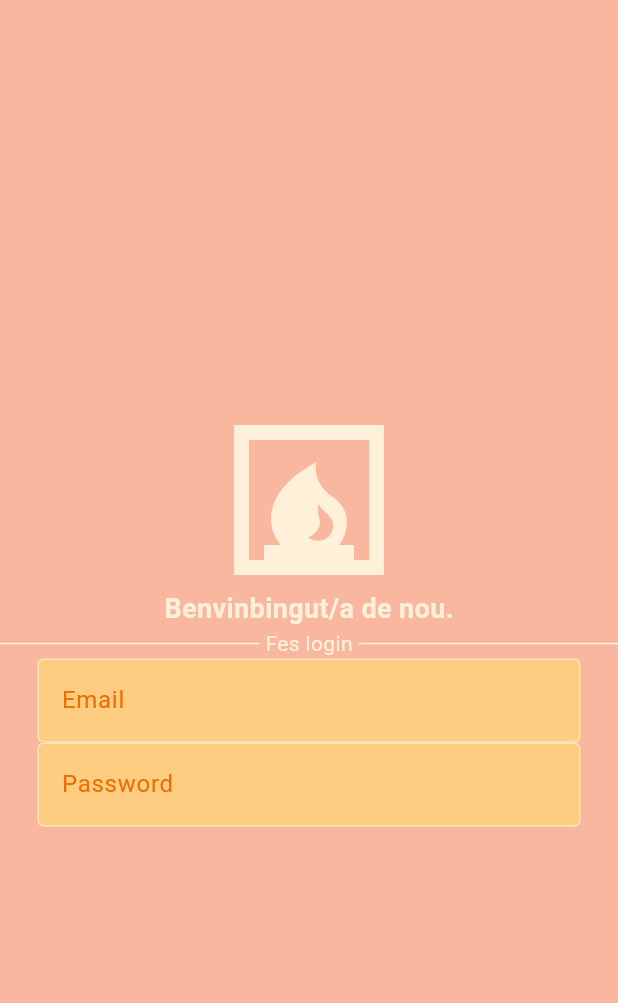
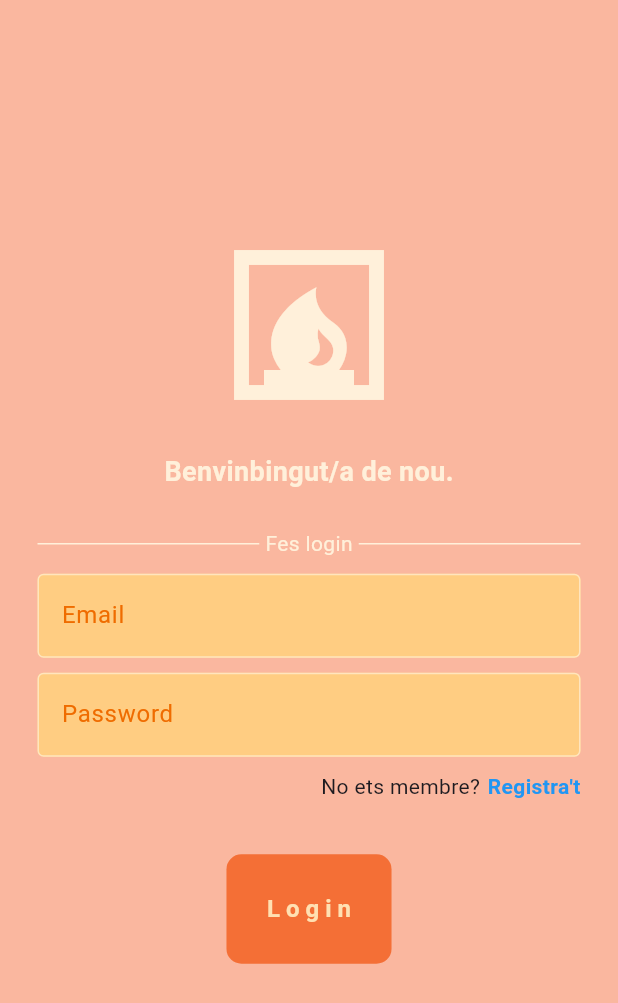
Before and after one commit to Velaskits/flutter_firabase, a Flutter app: the screen it shows after launch, on a phone screen of 412 x 824 dp. Shown: the top 1003 px of the screen. Run offline on Flutter 3.47's test engine with Material 3 defaults, Android fonts, the phone set to English and light mode, and no system bars.

Commit message:
UI Login feta

```diff
--- /dev/null
+++ b/lib/components/boto_auth.dart
@@ -0,0 +1,26 @@
+import 'package:flutter/material.dart';
+
+class BotoAuth extends StatelessWidget {
+  const BotoAuth({super.key});
+
+  @override
+  Widget build(BuildContext context) {
+    return Container(
+      padding: const EdgeInsets.symmetric(horizontal: 25, vertical: 25),
+      margin: const EdgeInsets.all(25),
+      decoration: BoxDecoration(
+        color: const Color.fromARGB(255, 244, 111, 54),
+        borderRadius: BorderRadiusDirectional.circular(10),
+      ),
+      child: Text(
+        "Login",
+        style: TextStyle(
+          color: Colors.orange[100],
+          fontWeight: FontWeight.bold,
+          fontSize: 16,
+          letterSpacing: 4
+        ),
+      ),
+    );
+  }
+}
--- a/lib/paginas/pagina_login.dart
+++ b/lib/paginas/pagina_login.dart
@@ -1,8 +1,8 @@
 import 'package:flutter/material.dart';
+import 'package:flutter_firabase/components/boto_auth.dart';
 import 'package:flutter_firabase/components/textfield_auth.dart';
 
 class PaginaLogin extends StatefulWidget {
-
   const PaginaLogin({super.key});
 
   @override
@@ -10,7 +10,6 @@ class PaginaLogin extends StatefulWidget {
 }
 
 class _MyWidgetState extends State<PaginaLogin> {
-
   final TextEditingController controllerEmail = TextEditingController();
   final TextEditingController controllerPassword = TextEditingController();
 
@@ -22,13 +21,17 @@ class _MyWidgetState extends State<PaginaLogin> {
         child: Column(
           mainAxisAlignment: MainAxisAlignment.center,
           children: [
-
             // Logo.
             const Icon(
               Icons.fireplace,
               size: 120,
               color: Color.fromARGB(255, 255, 240, 218),
             ),
+
+            const SizedBox(
+              height: 25,
+            ),
+
             // Frase.
             const Text(
               "Benvinbingut/a de nou.",
@@ -39,8 +42,14 @@ class _MyWidgetState extends State<PaginaLogin> {
               ),
             ),
 
+            const SizedBox(
+              height: 25,
+            ),
+
             // Text divisori.
-            const Row(
+            const Padding(
+              padding: EdgeInsets.symmetric(horizontal: 25),
+              child: Row(
                 children: [
                   Expanded(
                     child: Divider(
@@ -49,7 +58,9 @@ class _MyWidgetState extends State<PaginaLogin> {
                     ),
                   ),
                   Padding(
-                  padding: EdgeInsets.symmetric(horizontal: 4,),
+                    padding: EdgeInsets.symmetric(
+                      horizontal: 4,
+                    ),
                     child: Text(
                       "Fes login",
                       style: TextStyle(
@@ -65,6 +76,11 @@ class _MyWidgetState extends State<PaginaLogin> {
                   ),
                 ],
               ),
+            ),
+
+            const SizedBox(
+              height: 10,
+            ),
 
             // TextField Email.
             TextFieldAuth(
@@ -73,18 +89,50 @@ class _MyWidgetState extends State<PaginaLogin> {
               hintText: "Email",
             ),
 
+            const SizedBox(
+              height: 10,
+            ),
+
             // TextField Password.
             TextFieldAuth(
               controller: controllerPassword,
               obscureText: true,
               hintText: "Password",
-            )
+            ),
+
+            const SizedBox(
+              height: 10,
+            ),
 
             // No estas registrat/da?
+            Padding(
+              padding: const EdgeInsets.symmetric(
+                horizontal: 25,
+              ),
+              child: Row(
+                mainAxisAlignment: MainAxisAlignment.end,
+                children: [
+                  const Text("No ets membre?"),
+                  const SizedBox(
+                    width: 5,
+                  ),
+                  GestureDetector(
+                    onTap: () {},
+                    child: const Text(
+                      "Registra't",
+                      style: TextStyle(
+                          fontWeight: FontWeight.bold,
+                          color: Colors.blue),
+                    ),
+                  ),
+                ],
+              ),
+            ),
 
+            const SizedBox(height: 10,),
 
             // Botó login.
-
+            const BotoAuth(),
 
           ],
         ),
```
Lines whose indentation alone changed are shown as unchanged.
